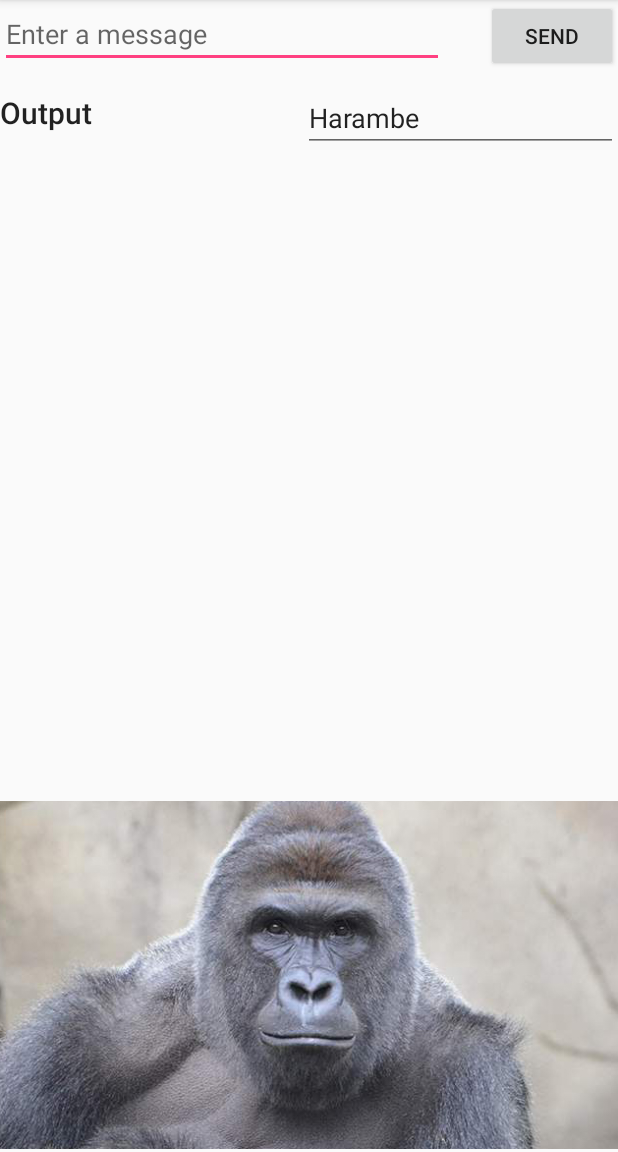
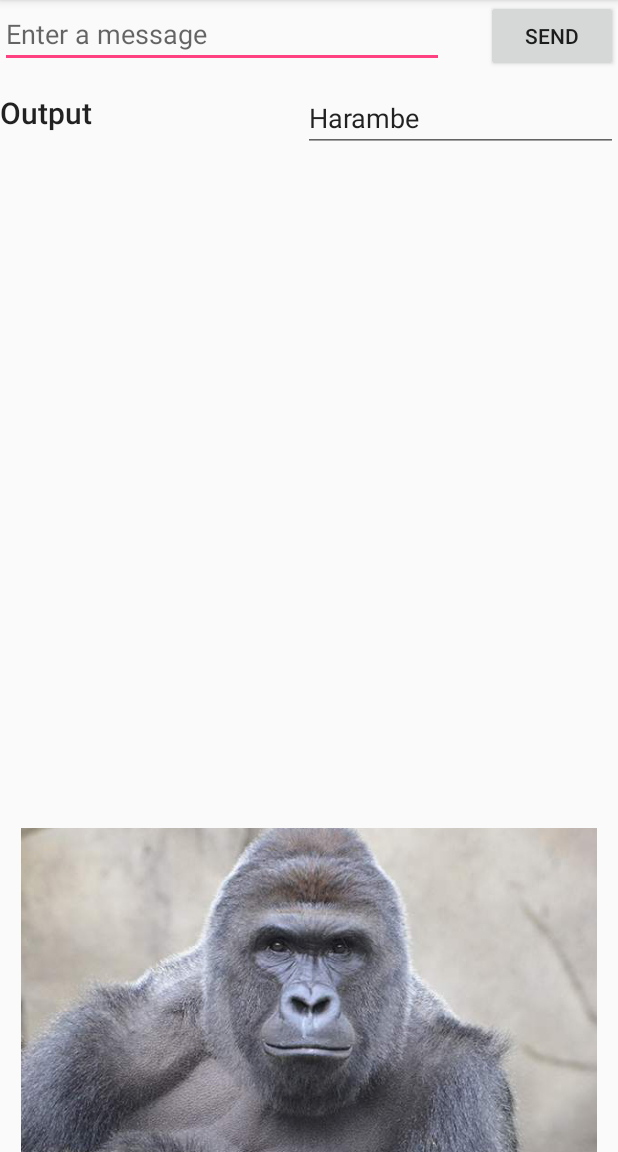
Before and after one commit to ChernoAlpha5/SeniorDesignGOAT, an Android app: the screen it shows after launch (MainActivity), on a phone screen of 412 x 824 dp, the part 84-1236 px from its top. Run offline under Robolectric (Android 15) with nearby library versions, the phone set to English and light mode, and no system bars.

Commit message:
modified HelloWorld2

```diff
--- a/Android/HelloWorld3/app/src/main/java/com/example/andrew/helloworld2/MainActivity.java
+++ b/Android/HelloWorld3/app/src/main/java/com/example/andrew/helloworld2/MainActivity.java
@@ -9,7 +9,10 @@ import android.view.View;
 import android.widget.EditText;
 import android.widget.TextView;
 
+import java.util.ArrayList;
+
 public class MainActivity extends AppCompatActivity {
+    private ArrayList<String> test1 = new ArrayList<String> ();
     public final static String EXTRA_MESSAGE = "com.example.myfirstapp.MESSAGE";
     @Override
     protected void onCreate(Bundle savedInstanceState) {
@@ -25,7 +28,9 @@ public class MainActivity extends AppCompatActivity {
         Intent intent = new Intent(this, DisplayMessageActivity.class);
         EditText editText = (EditText) findViewById(R.id.edit_message);
         String message = editText.getText().toString();
-        intent.putExtra(EXTRA_MESSAGE, message);
+        test1.add(message);
+        //intent.putExtra(EXTRA_MESSAGE, message);
+        intent.putExtra(EXTRA_MESSAGE, test1.toString());
         startActivity(intent);
     }
 }
--- a/Android/HelloWorld3/app/src/main/res/layout/activity_main.xml
+++ b/Android/HelloWorld3/app/src/main/res/layout/activity_main.xml
@@ -43,8 +43,8 @@
         app:layout_constraintBottom_toBottomOf="parent"
         android:layout_width="wrap_content"
         app:layout_constraintRight_toRightOf="parent"
-        android:layout_height="0dp"
-        app:layout_constraintHorizontal_bias="0.0" />
+        app:layout_constraintHorizontal_bias="0.0"
+        android:layout_height="216dp" />
 
     <EditText
         android:inputType="text"
```
